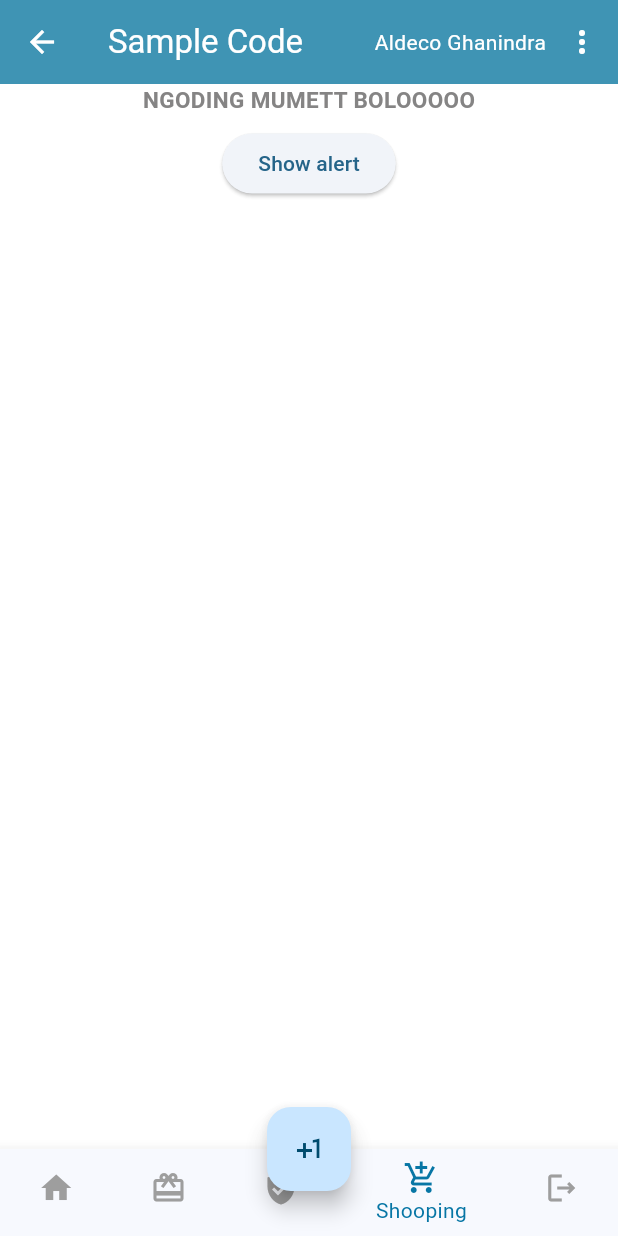
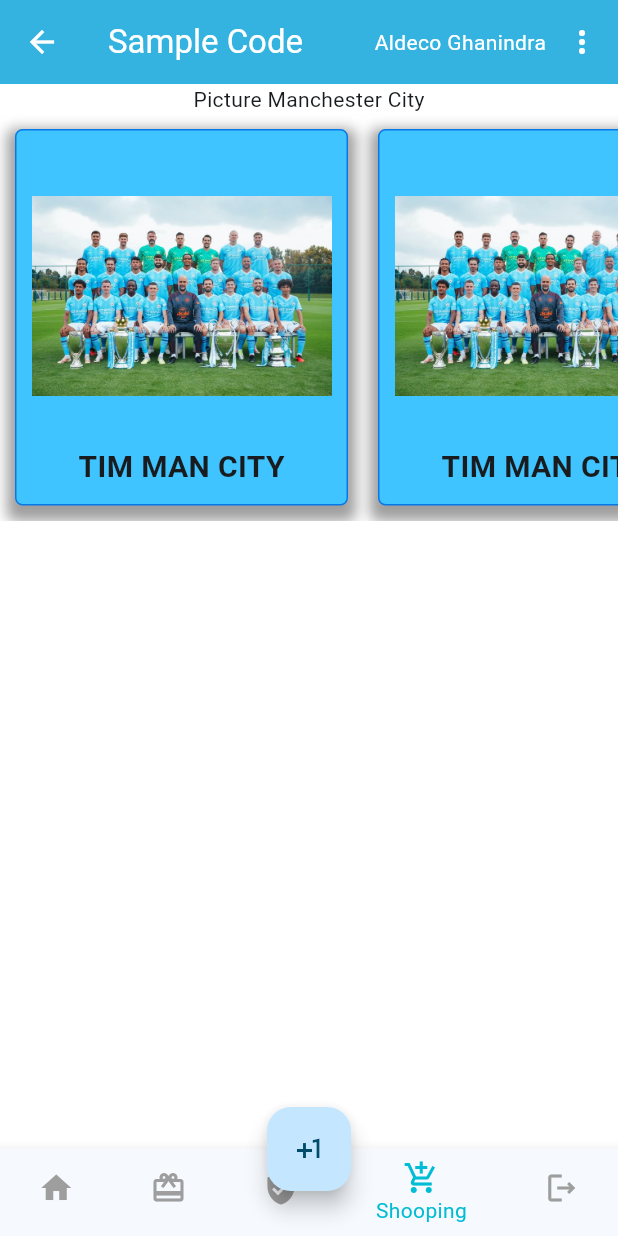
Before and after one commit to aldeco2008/Tugas-Widget, a Flutter app: the ScaffoldWidget screen opened directly, on a phone screen of 412 x 824 dp. Run offline on Flutter 3.47's test engine with Material 3 defaults, Android fonts, the phone set to English and light mode, and no system bars.

Commit message:
first commit

```diff
--- a/lib/Scaffold_widget.dart
+++ b/lib/Scaffold_widget.dart
@@ -1,7 +1,9 @@
 import 'package:flutter/material.dart';
 import 'package:flutter/widgets.dart';
+import 'package:widget_1/column.dart';
+import 'package:widget_1/date.dart';
 import 'package:widget_1/dialog.dart';
-import 'dialog.dart';
+import 'package:widget_1/selection.dart';
 
 class ScaffoldWidget extends StatelessWidget {
   const ScaffoldWidget({super.key});
@@ -21,25 +23,33 @@
           icon: Icon(Icons.more_vert),
           ),
         ],
-        backgroundColor: Color.fromARGB(255, 63, 148, 180),
+        backgroundColor: Color.fromARGB(255, 53, 179, 224),
         foregroundColor: Colors.white,
       ),
-      body: Column(
-        children: [
-          const Center(
-            child: Text("NGODING MUMETT BOLOOOOO",
-            style: TextStyle(
-              fontSize: 15,
-              color: Color.fromARGB(255, 133, 132, 132),
-              fontWeight: FontWeight.bold,
-              ),
-            ),
-          ),
-          DialogWidget()
-        ],
-      ),
+
+      body: ColumnWidget(),
+      //   child: Column(
+      //     children: [
+      //       SizedBox(height: 25),
+      //       Center(
+      //         child: Text("NGODING MUMETT BOLOOOOO",
+      //         style: TextStyle(
+      //           fontSize: 25,
+      //           color: Color.fromARGB(255, 133, 132, 132),
+      //           fontWeight: FontWeight.bold,
+      //           ),
+      //         ),
+      //       ),
+      //       SelectionWidget(),
+      //       DialogWidget(),
+      //       DateWidget(title: "Tanggal widget",
+      //       ),
+      //     ],
+      //   ),
+      // ),
+
       bottomNavigationBar: BottomNavigationBar(
-        selectedItemColor: Color.fromARGB(255, 7, 118, 165),
+        selectedItemColor: Colors.cyan,
         unselectedItemColor: Colors.grey,
         currentIndex: 3,
         items: const [
--- /dev/null
+++ b/lib/column.dart
@@ -0,0 +1,123 @@
+import 'package:flutter/material.dart';
+
+class ColumnWidget extends StatelessWidget {
+  const ColumnWidget({super.key});
+
+  @override
+  Widget build(BuildContext context) {
+    return SingleChildScrollView(
+      child: Container(
+        child: Column(
+          children: [
+            Text("Picture Manchester City"),
+            SingleChildScrollView(
+              scrollDirection: Axis.horizontal,
+              child: Row(
+                children: [
+                  Container(
+                    margin: EdgeInsets.all(10),
+                    padding: EdgeInsets.all(10),
+                    decoration: BoxDecoration(
+                      color: Colors.lightBlueAccent,
+                      borderRadius: BorderRadius.circular(5),
+                      border: Border.all(color: Color.fromARGB(255, 7, 120, 232)),
+                      boxShadow: [
+                        BoxShadow(
+                          color: Colors.grey.withOpacity(1),
+                          spreadRadius: 5,
+                          blurRadius: 7,
+                          offset: Offset(0, 5),
+                        )
+                      ],
+                    ),
+                    child: Column(
+                      children: [
+                        Image(image: AssetImage("assets/man city.jpg"),height: 200.0,width: 200.0,),
+                        Text("TIM MAN CITY", style: TextStyle(fontSize: 20.0, fontWeight: FontWeight.bold),)
+                      ],
+                    ),
+                  ),
+                  Container(
+                  margin: EdgeInsets.all(10),
+                  padding: EdgeInsets.all(10),
+                  decoration: BoxDecoration(
+                    color: Colors.lightBlueAccent,
+                    borderRadius: BorderRadius.circular(5),
+                      border: Border.all(color: Color.fromARGB(255, 7, 120, 232)),
+                      boxShadow: [
+                        BoxShadow(
+                          color: Colors.grey.withOpacity(1),
+                          spreadRadius: 5,
+                          blurRadius: 7,
+                          offset: Offset(0, 5),
+                        )
+                      ],
+                  ),
+                    child:
+                    Column(
+                      children: [
+                        Image(image: AssetImage("assets/man city.jpg"),height: 200.0,width: 200.0,),
+                        Text("TIM MAN CITY", style: TextStyle(fontSize: 20.0, fontWeight: FontWeight.bold),),
+                      ],
+                    ),
+                  ),
+                  Container(
+                  margin: EdgeInsets.all(10),
+                  padding: EdgeInsets.all(10),
+                  decoration: BoxDecoration(
+                    color: Colors.lightBlueAccent,
+                    borderRadius: BorderRadius.circular(5),
+                      border: Border.all(),
+                      boxShadow: [
+                        BoxShadow(
+                          color: Colors.grey.withOpacity(1),
+                          spreadRadius: 5,
+                          blurRadius: 7,
+                          offset: Offset(0, 5),
+                        )
+                      ],
+                  ),
+                    child:
+                    Column(
+                      children: [
+                        Image(image: AssetImage("assets/man city.jpg"),height: 200.0,width: 200.0,),
+                        Text("TIM MAN CITY", style: TextStyle(fontSize: 20.0, fontWeight: FontWeight.bold),),
+                      ],
+                    ),
+                  ),
+                ],
+              ),
+            )
+          ],
+        ),
+      ),
+    );
+    // return MaterialApp(
+    //   home: Scaffold(
+    //     appBar: AppBar(title: Text("Contoh Colum Widget"),),
+    //     body: Column(
+    //       children: [
+    //         Container(
+    //           color: Colors.purpleAccent,
+    //           child: FlutterLogo(
+    //             size: 90.0,
+    //           ),
+    //         ),
+    //         Container(
+    //           color: Colors.greenAccent,
+    //           child: FlutterLogo(
+    //             size: 90.0,
+    //           ),
+    //         ),
+    //         Container(
+    //           color: Colors.orangeAccent,
+    //           child: FlutterLogo(
+    //             size: 90.0,
+    //           ),
+    //         )
+    //       ],
+    //     ),
+    //   ),
+    // );
+  }
+}
--- /dev/null
+++ b/lib/news_tab.dart
@@ -0,0 +1,32 @@
+import 'package:flutter/material.dart';
+import 'news_item.dart';
+
+class NewsTab extends StatelessWidget {
+  const NewsTab({super.key});
+
+  @override
+  Widget build(BuildContext context) {
+    return ListView(
+      children: const [
+        NewsItem(
+          imageUrl: "assets/man city.jpg",
+          title: 'Manchester City menurunkan squad rajanya',
+          category: 'MAN CITY',
+          isCategoryHighlighted: true,
+        ),
+        NewsItem(
+          imageUrl: 'assets/images/man city champions.jpg',
+          title: 'Piala ini berharga untuk club Man City',
+          date: 'Stadion Etihad, Feb 17, 2023',
+          isHorizontalLayout: true,
+        ),
+        NewsItem(
+          imageUrl: 'assets/images/poster city.jpg',
+          title: 'CHAMPIONS!!',
+          date: 'Stadion Etihad',
+          isHorizontalLayout: true,
+        ),
+      ],
+    );
+  }
+}
```
Also changed, not shown: lib/HomePage.dart (added, +30 -0 lines), lib/aligment.dart (added, +46 -0 lines), lib/date.dart (+6 -28 lines), lib/main.dart (+8 -4 lines), lib/news_item.dart (added, +119 -0 lines), lib/selection.dart (+18 -12 lines), lib/stack.dart (added, +29 -0 lines), assets/aksa bobo.jpg (added), assets/aksa.jpg (added), assets/man city champions.jpg (added), assets/man city.jpg (added), assets/poster city.jpg (added).
